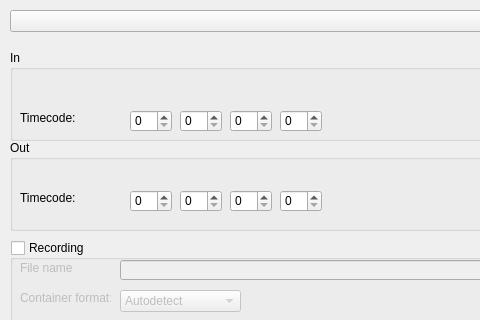
Qt form Source/GUI/blackmagicdecklink_userinput.ui (bavc/qctools) before a commit; both pictures show x 0 to 480 and y 0 to 320 of the 639 by 594 pixel window.
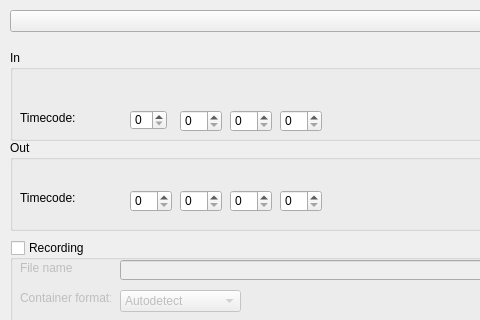
The same form after that commit.

Commit message: zorder was buggy

Patch:
```diff
--- a/Source/GUI/blackmagicdecklink_userinput.ui
+++ b/Source/GUI/blackmagicdecklink_userinput.ui
@@ -205,8 +205,8 @@
      <rect>
       <x>120</x>
       <y>60</y>
-      <width>42</width>
-      <height>22</height>
+      <width>37</width>
+      <height>20</height>
      </rect>
     </property>
    </widget>
```
Left out of the diff: 19 changed lines with no effect on the pictures.
